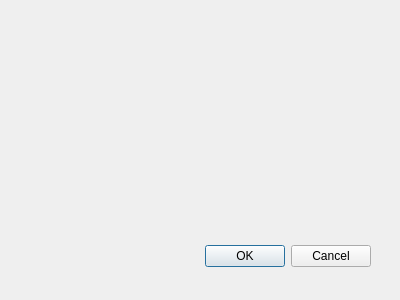
The window that project/getaddressforsave.ui (mehrdad76/kiiiiiiiiiiir_too_memari) describes before a commit, drawn with Qt 5.
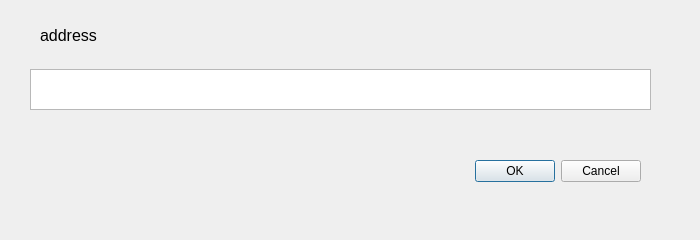
The same window after the commit.

```diff
--- a/project/getaddressforsave.ui
+++ b/project/getaddressforsave.ui
@@ -8,8 +8,8 @@
    <rect>
     <x>0</x>
     <y>0</y>
-    <width>400</width>
-    <height>300</height>
+    <width>700</width>
+    <height>240</height>
    </rect>
   </property>
   <property name="windowTitle">
@@ -18,10 +18,10 @@
   <widget name="buttonBox" class="QDialogButtonBox">
    <property name="geometry">
     <rect>
-     <x>30</x>
-     <y>240</y>
+     <x>300</x>
+     <y>141</y>
      <width>341</width>
-     <height>32</height>
+     <height>61</height>
     </rect>
    </property>
    <property name="orientation">
@@ -31,6 +31,34 @@
     <set>QDialogButtonBox::Cancel|QDialogButtonBox::Ok</set>
    </property>
   </widget>
+  <widget class="QLabel" name="label">
+   <property name="geometry">
+    <rect>
+     <x>40</x>
+     <y>10</y>
+     <width>141</width>
+     <height>51</height>
+    </rect>
+   </property>
+   <property name="font">
+    <font>
+     <pointsize>12</pointsize>
+    </font>
+   </property>
+   <property name="text">
+    <string>address</string>
+   </property>
+  </widget>
+  <widget class="QTextEdit" name="textEdit">
+   <property name="geometry">
+    <rect>
+     <x>30</x>
+     <y>69</y>
+     <width>621</width>
+     <height>41</height>
+    </rect>
+   </property>
+  </widget>
  </widget>
  <pixmapfunction/>
  <resources/>
```
Left out of the diff: 9 changed lines with no effect on the pictures.
